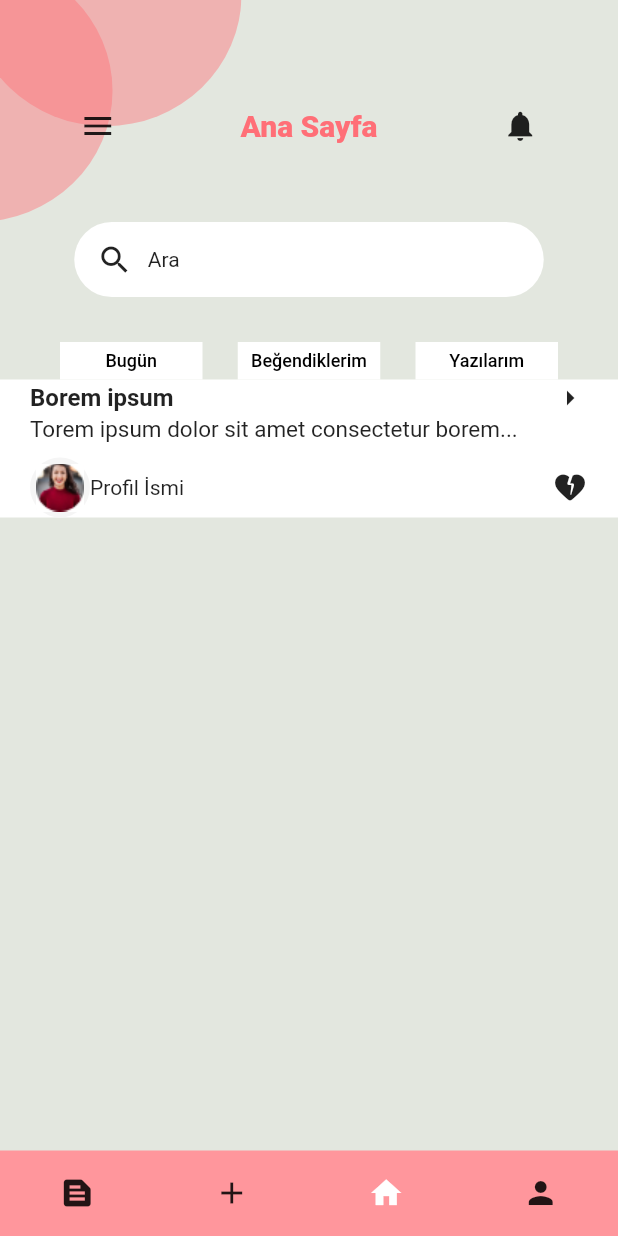
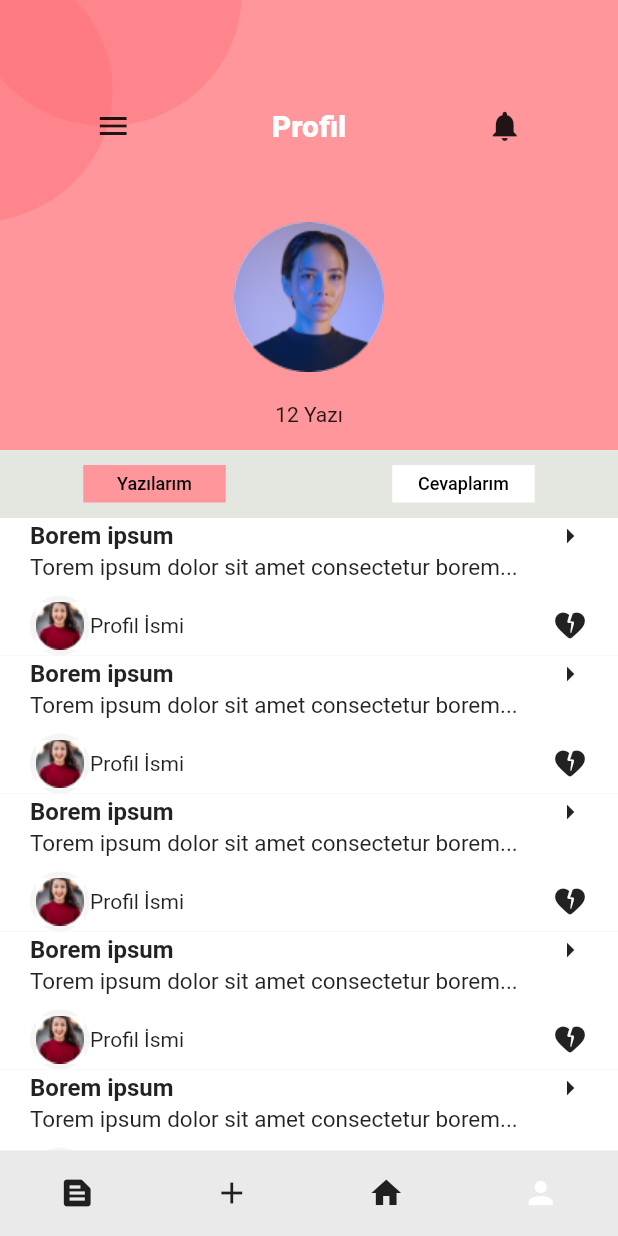
Before and after one commit to Emirhanerbil/depremizleri, a Flutter app: the screen it shows after launch, on a phone screen of 412 x 824 dp. Run offline on Flutter 3.47's test engine with Material 2 defaults, Android fonts, the light colour scheme and no system bars; our stand-ins replace flutter_svg; Roboto replaces fonts that are missing (Poppins).

Commit message:
profilPage

```diff
--- a/lib/home.dart
+++ b/lib/home.dart
@@ -1,4 +1,3 @@
-import 'package:flutter/gestures.dart';
 import 'package:flutter/material.dart';
 import 'package:flutter_svg/flutter_svg.dart';
 
--- a/lib/main.dart
+++ b/lib/main.dart
@@ -1,5 +1,5 @@
 import 'package:depremizleri/home.dart';
-import 'package:depremizleri/landing.dart';
+import 'package:depremizleri/profile.dart';
 import 'package:flutter/material.dart';
 
 void main() {
@@ -14,7 +14,7 @@ class MyApp extends StatelessWidget {
     return MaterialApp(
       debugShowCheckedModeBanner: false,
       theme: ThemeData(primarySwatch: Colors.grey),
-      home: Home(),
+      home: ProfilePage(),
     );
   }
 }
--- /dev/null
+++ b/lib/profile.dart
@@ -0,0 +1,374 @@
+import 'package:flutter/material.dart';
+import 'package:flutter_svg/flutter_svg.dart';
+
+class ProfilePage extends StatefulWidget {
+  const ProfilePage({super.key});
+
+  @override
+  State<ProfilePage> createState() => _ProfilePageState();
+}
+
+class _ProfilePageState extends State<ProfilePage> {
+  GlobalKey<ScaffoldState> scaffoldKey = GlobalKey<ScaffoldState>();
+  @override
+  Widget build(BuildContext context) {
+    return Scaffold(
+        bottomNavigationBar: NavigationBar(
+          height: 57,
+          selectedIndex: 3,
+          destinations: [
+            Icon(Icons.text_snippet),
+            Icon(Icons.add),
+            Icon(Icons.home),
+            Icon(Icons.person, color: Colors.white)
+          ],
+        ),
+        backgroundColor: Color(0XFFE3E7DF),
+        drawer: Drawer(),
+        body: Column(children: [
+          Container(
+            color: Color(0xFfFF969C),
+            height: 300,
+            child: Column(children: [
+              Stack(
+                children: [
+                  SvgPicture.asset("assets/images/shapeLeftTop.svg"),
+                  Container(
+                    margin: EdgeInsets.only(top: 60),
+                    child: Row(
+                      mainAxisAlignment: MainAxisAlignment.spaceEvenly,
+                      children: [
+                        IconButton(
+                            onPressed: () => openDrawer(),
+                            icon: Icon(Icons.menu)),
+                        Container(
+                            margin: EdgeInsets.only(right: 30, left: 30),
+                            child: mainText("Profil")),
+                        IconButton(
+                            onPressed: () {}, icon: Icon(Icons.notifications))
+                      ],
+                    ),
+                  ),
+                ],
+              ),
+              Center(
+                child: CircleAvatar(
+                  radius: 50,
+                  child: Image.asset("assets/images/profile.png"),
+                ),
+              ),
+              Container(
+                  margin: EdgeInsets.only(top: 20), child: Text("12 Yazı"))
+            ]),
+          ),
+          SizedBox(height: 10),
+          Container(
+            child: Row(
+              mainAxisAlignment: MainAxisAlignment.spaceAround,
+              children: [
+                categoryContainer("Yazılarım", Color(0xffFF969C)),
+                categoryContainer("Cevaplarım", Colors.white)
+              ],
+            ),
+          ),
+          SizedBox(height: 10),
+          Expanded(
+            child: ListView(
+              children: [
+                Container(
+                  decoration: BoxDecoration(color: Colors.white),
+                  child: Container(
+                    margin: EdgeInsets.only(left: 20, right: 20),
+                    child: Column(
+                      children: [
+                        Row(
+                          mainAxisAlignment: MainAxisAlignment.spaceBetween,
+                          children: [
+                            Text(
+                              "Borem ipsum ",
+                              style: TextStyle(
+                                  fontFamily: "Poppins",
+                                  fontWeight: FontWeight.bold,
+                                  fontSize: 16),
+                            ),
+                            Icon(Icons.arrow_right_sharp)
+                          ],
+                        ),
+                        Row(
+                          children: [
+                            Container(
+                              margin: EdgeInsets.only(bottom: 10),
+                              child: Text(
+                                "Torem ipsum dolor sit amet consectetur borem...",
+                                style: TextStyle(
+                                    fontFamily: "Poppins",
+                                    fontWeight: FontWeight.normal,
+                                    fontSize: 15),
+                              ),
+                            )
+                          ],
+                        ),
+                        Row(
+                          mainAxisAlignment: MainAxisAlignment.spaceBetween,
+                          children: [
+                            Row(
+                              children: [
+                                CircleAvatar(
+                                  child:
+                                      Image.asset("assets/images/profile.jpg"),
+                                ),
+                                Text("Profil İsmi"),
+                              ],
+                            ),
+                            Icon(Icons.heart_broken_rounded),
+                          ],
+                        )
+                      ],
+                    ),
+                  ),
+                ),
+                Container(
+                  decoration: BoxDecoration(color: Colors.white),
+                  child: Container(
+                    margin: EdgeInsets.only(left: 20, right: 20),
+                    child: Column(
+                      children: [
+                        Row(
+                          mainAxisAlignment: MainAxisAlignment.spaceBetween,
+                          children: [
+                            Text(
+                              "Borem ipsum ",
+                              style: TextStyle(
+                                  fontFamily: "Poppins",
+                                  fontWeight: FontWeight.bold,
+                                  fontSize: 16),
+                            ),
+                            Icon(Icons.arrow_right_sharp)
+                          ],
+                        ),
+                        Row(
+                          children: [
+                            Container(
+                              margin: EdgeInsets.only(bottom: 10),
+                              child: Text(
+                                "Torem ipsum dolor sit amet consectetur borem...",
+                                style: TextStyle(
+                                    fontFamily: "Poppins",
+                                    fontWeight: FontWeight.normal,
+                                    fontSize: 15),
+                              ),
+                            )
+                          ],
+                        ),
+                        Row(
+                          mainAxisAlignment: MainAxisAlignment.spaceBetween,
+                          children: [
+                            Row(
+                              children: [
+                                CircleAvatar(
+                                  child:
+                                      Image.asset("assets/images/profile.jpg"),
+                                ),
+                                Text("Profil İsmi"),
+                              ],
+                            ),
+                            Icon(Icons.heart_broken_rounded),
+                          ],
+                        )
+                      ],
+                    ),
+                  ),
+                ),
+                Container(
+                  decoration: BoxDecoration(color: Colors.white),
+                  child: Container(
+                    margin: EdgeInsets.only(left: 20, right: 20),
+                    child: Column(
+                      children: [
+                        Row(
+                          mainAxisAlignment: MainAxisAlignment.spaceBetween,
+                          children: [
+                            Text(
+                              "Borem ipsum ",
+                              style: TextStyle(
+                                  fontFamily: "Poppins",
+                                  fontWeight: FontWeight.bold,
+                                  fontSize: 16),
+                            ),
+                            Icon(Icons.arrow_right_sharp)
+                          ],
+                        ),
+                        Row(
+                          children: [
+                            Container(
+                              margin: EdgeInsets.only(bottom: 10),
+                              child: Text(
+                                "Torem ipsum dolor sit amet consectetur borem...",
+                                style: TextStyle(
+                                    fontFamily: "Poppins",
+                                    fontWeight: FontWeight.normal,
+                                    fontSize: 15),
+                              ),
+                            )
+                          ],
+                        ),
+                        Row(
+                          mainAxisAlignment: MainAxisAlignment.spaceBetween,
+                          children: [
+                            Row(
+                              children: [
+                                CircleAvatar(
+                                  child:
+                                      Image.asset("assets/images/profile.jpg"),
+                                ),
+                                Text("Profil İsmi"),
+                              ],
+                            ),
+                            Icon(Icons.heart_broken_rounded),
+                          ],
+                        )
+                      ],
+                    ),
+                  ),
+                ),
+                Container(
+                  decoration: BoxDecoration(color: Colors.white),
+                  child: Container(
+                    margin: EdgeInsets.only(left: 20, right: 20),
+                    child: Column(
+                      children: [
+                        Row(
+                          mainAxisAlignment: MainAxisAlignment.spaceBetween,
+                          children: [
+                            Text(
+                              "Borem ipsum ",
+                              style: TextStyle(
+                                  fontFamily: "Poppins",
+                                  fontWeight: FontWeight.bold,
+                                  fontSize: 16),
+                            ),
+                            Icon(Icons.arrow_right_sharp)
+                          ],
+                        ),
+                        Row(
+                          children: [
+                            Container(
+                              margin: EdgeInsets.only(bottom: 10),
+                              child: Text(
+                                "Torem ipsum dolor sit amet consectetur borem...",
+                                style: TextStyle(
+                                    fontFamily: "Poppins",
+                                    fontWeight: FontWeight.normal,
+                                    fontSize: 15),
+                              ),
+                            )
+                          ],
+                        ),
+                        Row(
+                          mainAxisAlignment: MainAxisAlignment.spaceBetween,
+                          children: [
+                            Row(
+                              children: [
+                                CircleAvatar(
+                                  child:
+                                      Image.asset("assets/images/profile.jpg"),
+                                ),
+                                Text("Profil İsmi"),
+                              ],
+                            ),
+                            Icon(Icons.heart_broken_rounded),
+                          ],
+                        )
+                      ],
+                    ),
+                  ),
+                ),
+                Container(
+                  decoration: BoxDecoration(color: Colors.white),
+                  child: Container(
+                    margin: EdgeInsets.only(left: 20, right: 20),
+                    child: Column(
+                      children: [
+                        Row(
+                          mainAxisAlignment: MainAxisAlignment.spaceBetween,
+                          children: [
+                            Text(
+                              "Borem ipsum ",
+                              style: TextStyle(
+                                  fontFamily: "Poppins",
+                                  fontWeight: FontWeight.bold,
+                                  fontSize: 16),
+                            ),
+                            Icon(Icons.arrow_right_sharp)
+                          ],
+                        ),
+                        Row(
+                          children: [
+                            Container(
+                              margin: EdgeInsets.only(bottom: 10),
+                              child: Text(
+                                "Torem ipsum dolor sit amet consectetur borem...",
+                                style: TextStyle(
+                                    fontFamily: "Poppins",
+                                    fontWeight: FontWeight.normal,
+                                    fontSize: 15),
+                              ),
+                            )
+                          ],
+                        ),
+                        Row(
+                          mainAxisAlignment: MainAxisAlignment.spaceBetween,
+                          children: [
+                            Row(
+                              children: [
+                                CircleAvatar(
+                                  child:
+                                      Image.asset("assets/images/profile.jpg"),
+                                ),
+                                Text("Profil İsmi"),
+                              ],
+                            ),
+                            Icon(Icons.heart_broken_rounded),
+                          ],
+                        )
+                      ],
+                    ),
+                  ),
+                ),
+              ],
+            ),
+          ),
+        ]));
+  }
+
+  Text mainText(String text) {
+    return Text(text,
+        style: TextStyle(
+            color: Colors.white,
+            fontSize: 20,
+            fontFamily: "Poppins",
+            fontWeight: FontWeight.w800));
+  }
+
+  void openDrawer() {
+    scaffoldKey.currentState?.openDrawer();
+  }
+
+  Container categoryContainer(String text, Color choosencolor) {
+    return Container(
+      alignment: Alignment.center,
+      height: 25,
+      width: 95,
+      decoration: BoxDecoration(shape: BoxShape.rectangle, color: choosencolor),
+      child: Text(
+        text,
+        style: const TextStyle(
+            color: Colors.black,
+            fontFamily: "Poppins",
+            fontSize: 12,
+            fontWeight: FontWeight.w500),
+        textAlign: TextAlign.center,
+      ),
+    );
+  }
+}
```
Also changed, not shown: assets/images/profile.png (added), pubspec.lock, 1 other file.
